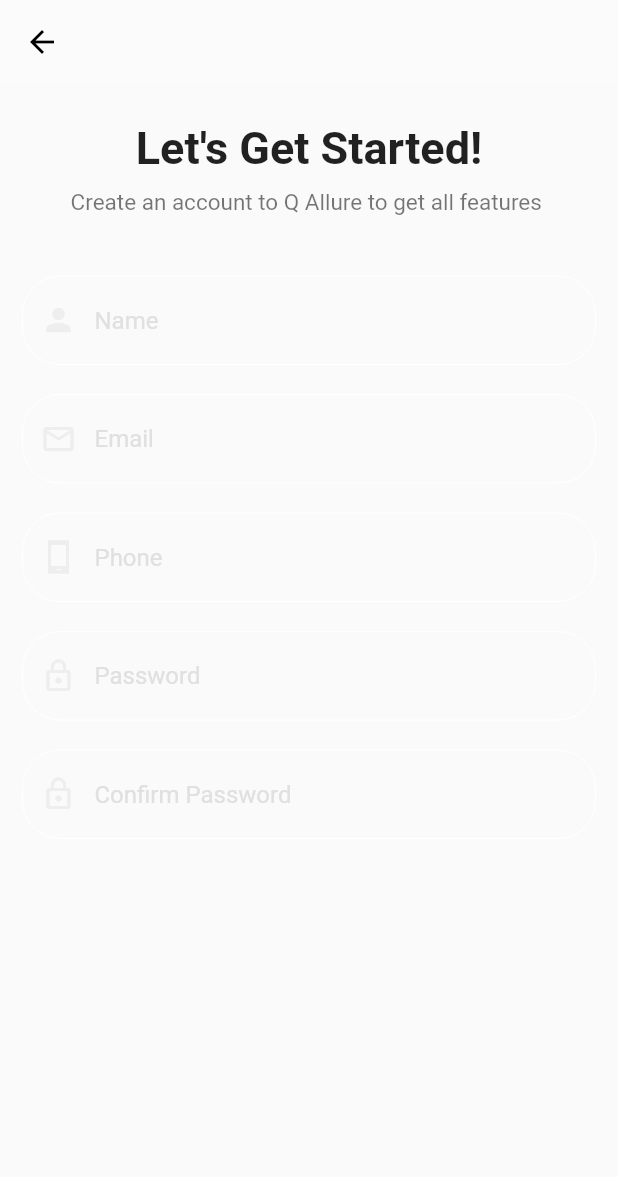
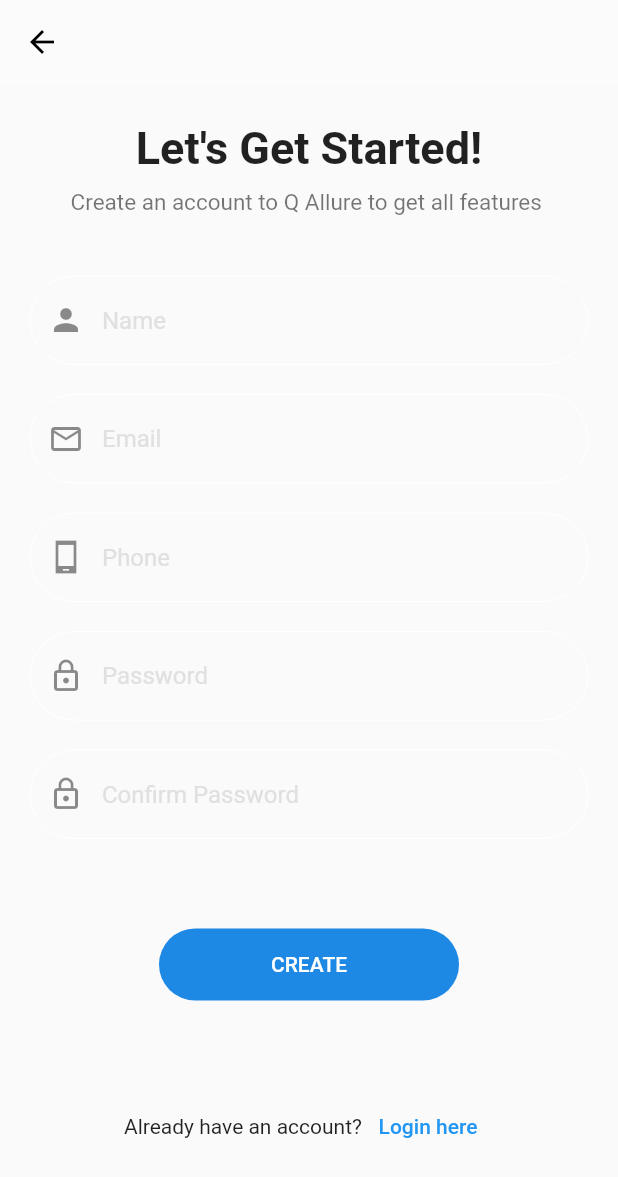
Before and after one commit to EslamShaban74/login_register_screens, a Flutter app: the screen it shows after launch, after a tap on "Sign Up", on a phone screen of 412 x 824 dp. Shown: the top 1177 px of the screen. Run offline on Flutter 3.47's test engine with Material 2 defaults, Android fonts, the phone set to English and light mode, and no system bars; our stand-ins replace hexcolor; missing offline and left inert: flutter_statusbarcolor; network calls fail.

Commit message:
simple login and register screen

```diff
--- a/lib/main.dart
+++ b/lib/main.dart
@@ -11,17 +11,13 @@ class MyApp extends StatelessWidget {
   Widget build(BuildContext context) {
     FlutterStatusbarcolor.setStatusBarColor(Colors.white24);
     return MaterialApp(
-
       debugShowCheckedModeBanner: false,
       title: 'Login & Register',
-
       theme: ThemeData(
         hintColor: Colors.grey[300],
+        primarySwatch: Colors.blue,
 
-
-        primarySwatch: Colors.blue,
       ),
-
       themeMode: ThemeMode.light,
       home: LoginScreen(),
     );
--- a/lib/modules/login_screen/login_screen.dart
+++ b/lib/modules/login_screen/login_screen.dart
@@ -4,6 +4,9 @@ import 'package:hexcolor/hexcolor.dart';
 import 'package:login_register/modules/register_screen/register_screen.dart';
 
 class LoginScreen extends StatelessWidget {
+  var emailController = TextEditingController();
+  var passwordController = TextEditingController();
+
   @override
   Widget build(BuildContext context) {
     return Scaffold(
@@ -39,6 +42,7 @@ class LoginScreen extends StatelessWidget {
             Padding(
               padding: const EdgeInsets.symmetric(horizontal: 15.0),
               child: TextFormField(
+                controller: emailController,
                 style: TextStyle(
                   color: Colors.blue,
                 ),
@@ -57,13 +61,17 @@ class LoginScreen extends StatelessWidget {
                       width: 2.0,
                     ),
                   ),
-                    prefixIcon: Icon(Icons.person)),
+                  prefixIcon: Icon(
+                    Icons.person_outline,
+                  ),
+                ),
               ),
             ),
             const SizedBox(height: 20.0),
             Padding(
               padding: const EdgeInsets.symmetric(horizontal: 15.0),
               child: TextFormField(
+                controller: passwordController,
                 style: TextStyle(
                   color: Colors.blue,
                 ),
@@ -82,7 +90,10 @@ class LoginScreen extends StatelessWidget {
                       width: 2.0,
                     ),
                   ),
-                    prefixIcon: Icon(Icons.lock)),
+                  prefixIcon: Icon(
+                    Icons.lock_outline,
+                  ),
+                ),
               ),
             ),
             const SizedBox(height: 10.0),
--- a/lib/modules/register_screen/register_screen.dart
+++ b/lib/modules/register_screen/register_screen.dart
@@ -12,7 +12,9 @@ class RegisterScreen extends StatelessWidget {
         elevation: 0.0,
         backgroundColor: Colors.white24,
       ),
-      body: Column(
+      body: SingleChildScrollView(
+        physics: BouncingScrollPhysics(),
+        child: Column(
           children: [
             const SizedBox(height: 25.0),
             Center(
@@ -24,7 +26,8 @@ class RegisterScreen extends StatelessWidget {
             const SizedBox(height: 10.0),
             Text(
               'Create an account to Q Allure to get all features ',
-            style: Theme.of(context).textTheme.caption.copyWith(fontSize: 15.0),
+              style:
+                  Theme.of(context).textTheme.caption.copyWith(fontSize: 15.0),
             ),
             const SizedBox(height: 40.0),
             buildTextFormField('Name', Icons.person),
@@ -36,8 +39,25 @@ class RegisterScreen extends StatelessWidget {
             buildTextFormField('Password', Icons.lock_outline),
             const SizedBox(height: 20.0),
             buildTextFormField('Confirm Password', Icons.lock_outline),
-          const SizedBox(height: 20.0),
+            const SizedBox(height: 60.0),
+            buildDefaultButton('CREATE', Colors.blue[600]),
+            const SizedBox(height: 60.0),
+            Row(
+              mainAxisAlignment: MainAxisAlignment.center,
+              children: [
+                Text('Already have an account?'),
+                MaterialButton(
+                  padding: EdgeInsets.symmetric(horizontal: 0.0),
+                  onPressed: () {},
+                  child: Text(
+                    'Login here',
+                    style: TextStyle(color: Colors.blue),
+                  ),
+                )
               ],
+            )
+          ],
+        ),
       ),
     );
   }
--- a/lib/shared/components/components.dart
+++ b/lib/shared/components/components.dart
@@ -1,7 +1,7 @@
 import 'package:flutter/material.dart';
 
 Widget buildTextFormField(String text, IconData prefix) => Padding(
-      padding: const EdgeInsets.symmetric(horizontal: 15.0),
+      padding: const EdgeInsets.symmetric(horizontal: 20.0),
       child: TextFormField(
         style: TextStyle(
           color: Colors.blue,
@@ -9,18 +9,34 @@ Widget buildTextFormField(String text, IconData prefix) => Padding(
         decoration: InputDecoration(
             hintText: text,
             focusedBorder: OutlineInputBorder(
-              borderRadius: BorderRadius.circular(25.0),
+              borderRadius: BorderRadius.circular(50.0),
               borderSide: BorderSide(
                 color: Colors.blue,
               ),
             ),
             enabledBorder: OutlineInputBorder(
-              borderRadius: BorderRadius.circular(25.0),
+              borderRadius: BorderRadius.circular(50.0),
               borderSide: BorderSide(
                 color: Colors.white,
                 width: 0.0,
               ),
             ),
-            prefixIcon: Icon(prefix,color: Colors.grey[200],)),
+            prefixIcon: Icon(
+              prefix,
+              //color: Colors.grey[200],
+            )),
       ),
     );
+
+Widget buildDefaultButton(String text, Color color) => Container(
+      width: 200.0,
+      decoration: BoxDecoration(
+          color: color, borderRadius: BorderRadius.circular(30.0)),
+      child: MaterialButton(
+        onPressed: () {},
+        child: Text(
+          text,
+          style: TextStyle(color: Colors.white),
+        ),
+      ),
+    );
```
Lines whose indentation alone changed are shown as unchanged.
